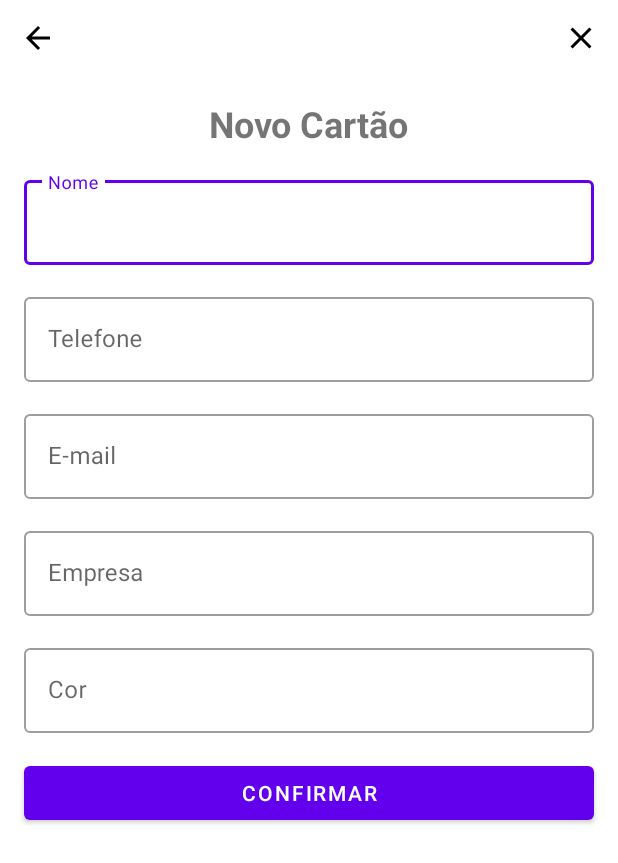
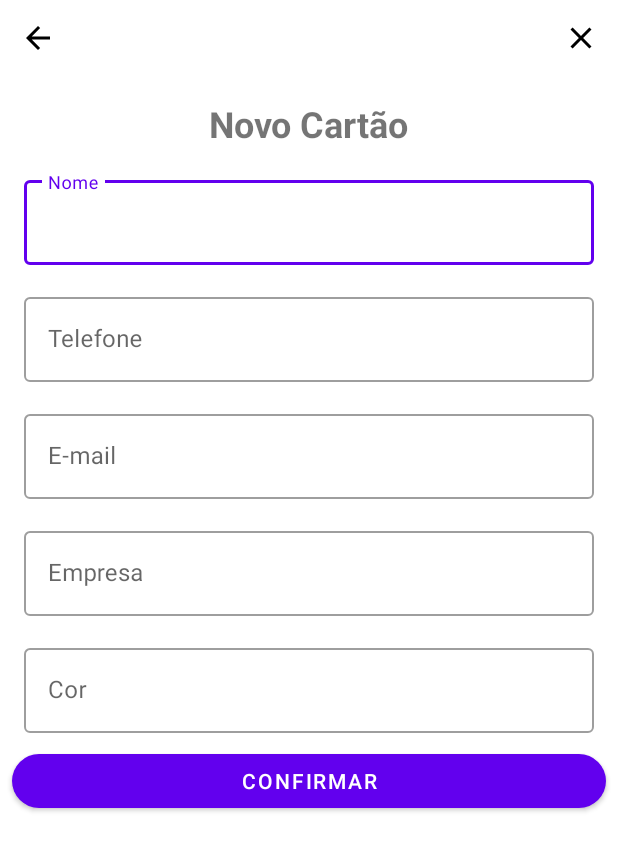
Before and after one commit to Dalfior/BusinessCard, an Android app: the AddBusinessCardActivity screen opened directly, with no data from a screen before it, on a phone screen of 412 x 824 dp. Shown: the top 863 px of the screen. Run offline under Robolectric (Android 15) with nearby library versions, the phone set to English and light mode, and no system bars.

Commit message:
Montando o layout do projeto, parte 3. 15m40s.

```diff
--- a/app/src/main/java/br/com/dio/businesscard/ui/AddBusinessCardActivity.kt
+++ b/app/src/main/java/br/com/dio/businesscard/ui/AddBusinessCardActivity.kt
@@ -21,5 +21,8 @@ class AddBusinessCardActivity : AppCompatActivity() {
         binding.btnBack.setOnClickListener{
             onBackPressed()
         }
+        binding.btnConfirm.setOnClickListener{
+            onBackPressed()
+        }
     }
 }
--- a/app/src/main/res/layout/activity_add_business_card.xml
+++ b/app/src/main/res/layout/activity_add_business_card.xml
@@ -38,9 +38,9 @@
 
     <com.google.android.material.textfield.TextInputLayout
         android:id="@+id/til_nome"
+        style="@style/Widget.MaterialComponents.TextInputLayout.OutlinedBox"
         android:layout_width="0dp"
         android:layout_height="wrap_content"
-        style="@style/Widget.MaterialComponents.TextInputLayout.OutlinedBox"
         android:layout_margin="16dp"
         android:hint="@string/label_nome"
         app:layout_constraintEnd_toEndOf="parent"
@@ -50,14 +50,14 @@
         <com.google.android.material.textfield.TextInputEditText
             android:layout_width="match_parent"
             android:layout_height="match_parent"
-            android:inputType="text"/>
+            android:inputType="text" />
     </com.google.android.material.textfield.TextInputLayout>
 
     <com.google.android.material.textfield.TextInputLayout
         android:id="@+id/til_telefone"
+        style="@style/Widget.MaterialComponents.TextInputLayout.OutlinedBox"
         android:layout_width="0dp"
         android:layout_height="wrap_content"
-        style="@style/Widget.MaterialComponents.TextInputLayout.OutlinedBox"
         android:layout_margin="16dp"
         android:hint="@string/label_telefone"
         app:layout_constraintEnd_toEndOf="parent"
@@ -67,14 +67,14 @@
         <com.google.android.material.textfield.TextInputEditText
             android:layout_width="match_parent"
             android:layout_height="match_parent"
-            android:inputType="number"/>
+            android:inputType="number" />
     </com.google.android.material.textfield.TextInputLayout>
 
     <com.google.android.material.textfield.TextInputLayout
         android:id="@+id/til_email"
+        style="@style/Widget.MaterialComponents.TextInputLayout.OutlinedBox"
         android:layout_width="0dp"
         android:layout_height="wrap_content"
-        style="@style/Widget.MaterialComponents.TextInputLayout.OutlinedBox"
         android:layout_margin="16dp"
         android:hint="@string/label_email"
         app:layout_constraintEnd_toEndOf="parent"
@@ -84,14 +84,14 @@
         <com.google.android.material.textfield.TextInputEditText
             android:layout_width="match_parent"
             android:layout_height="match_parent"
-            android:inputType="textEmailAddress"/>
+            android:inputType="textEmailAddress" />
     </com.google.android.material.textfield.TextInputLayout>
 
     <com.google.android.material.textfield.TextInputLayout
         android:id="@+id/til_empresa"
+        style="@style/Widget.MaterialComponents.TextInputLayout.OutlinedBox"
         android:layout_width="0dp"
         android:layout_height="wrap_content"
-        style="@style/Widget.MaterialComponents.TextInputLayout.OutlinedBox"
         android:layout_margin="16dp"
         android:hint="@string/label_empresa"
         app:layout_constraintEnd_toEndOf="parent"
@@ -101,14 +101,14 @@
         <com.google.android.material.textfield.TextInputEditText
             android:layout_width="match_parent"
             android:layout_height="match_parent"
-            android:inputType="text"/>
+            android:inputType="text" />
     </com.google.android.material.textfield.TextInputLayout>
 
     <com.google.android.material.textfield.TextInputLayout
         android:id="@+id/til_cor"
+        style="@style/Widget.MaterialComponents.TextInputLayout.OutlinedBox"
         android:layout_width="0dp"
         android:layout_height="wrap_content"
-        style="@style/Widget.MaterialComponents.TextInputLayout.OutlinedBox"
         android:layout_margin="16dp"
         android:hint="@string/label_cor"
         app:layout_constraintEnd_toEndOf="parent"
@@ -118,16 +118,18 @@
         <com.google.android.material.textfield.TextInputEditText
             android:layout_width="match_parent"
             android:layout_height="match_parent"
-            android:inputType="text"/>
+            android:inputType="text" />
     </com.google.android.material.textfield.TextInputLayout>
 
     <com.google.android.material.button.MaterialButton
+        android:id="@+id/btn_confirm"
         android:layout_width="0dp"
         android:layout_height="wrap_content"
-        android:layout_margin="16dp"
+        android:layout_margin="8dp"
         android:text="@string/label_confirmar"
+        app:cornerRadius="32dp"
         app:layout_constraintEnd_toEndOf="parent"
         app:layout_constraintStart_toStartOf="parent"
-        app:layout_constraintTop_toBottomOf="@id/til_cor"/>
+        app:layout_constraintTop_toBottomOf="@id/til_cor" />
 
 </androidx.constraintlayout.widget.ConstraintLayout>
```
